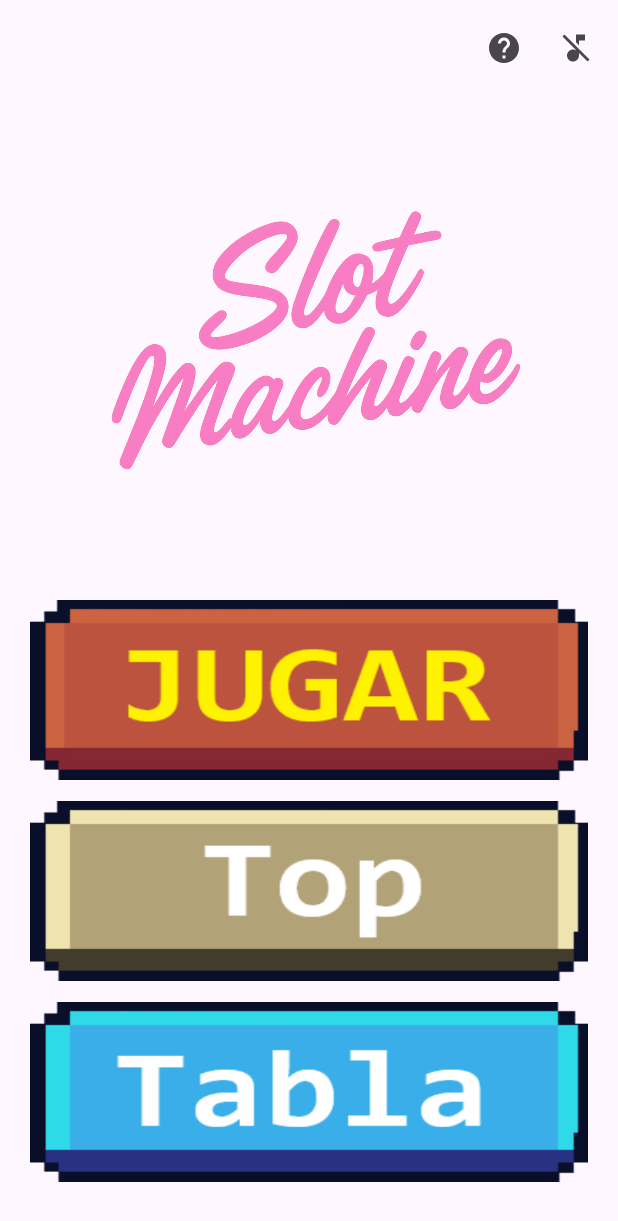
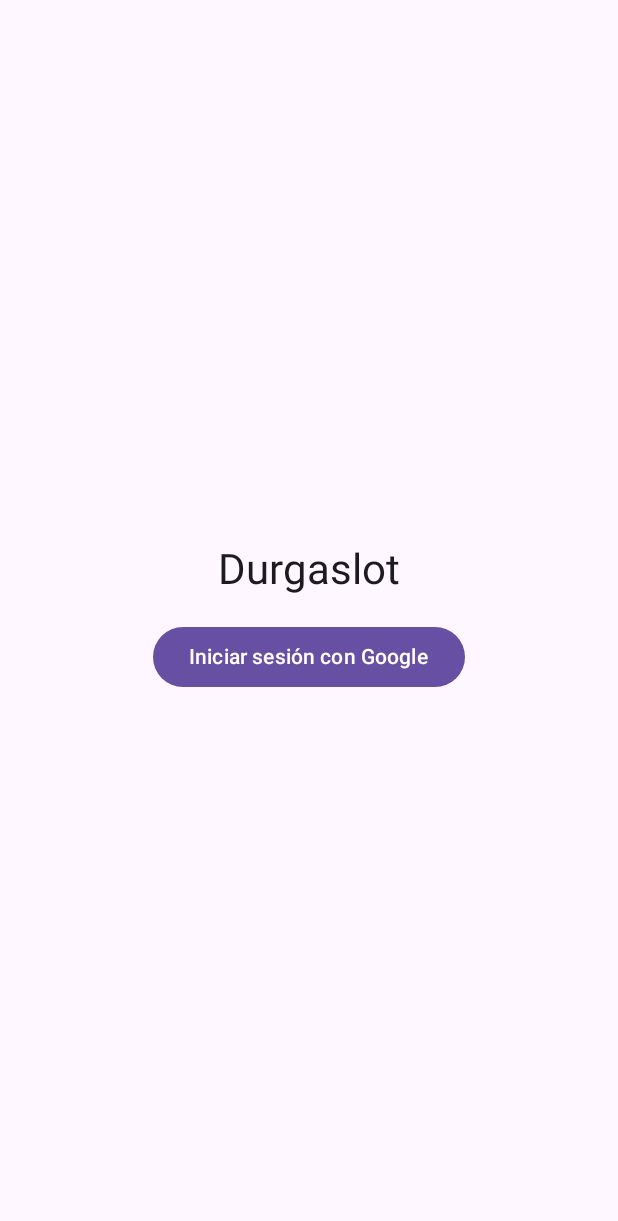
Before and after one commit to jvguoc/Durgaslot, an Android app built with Jetpack Compose: the screen it shows after launch (MainActivity), on a phone screen of 412 x 824 dp. Shown: the top 1221 px of the screen. Run offline under Robolectric (Android 15) with nearby library versions, the phone set to English and light mode, and no system bars; our stand-ins replace Firebase (no records; nobody signed in at launch, a user with empty details on screens opened directly); pictures from the network do not load; 1 statement that could not run was skipped.

Commit message:
producto 3

```diff
--- /dev/null
+++ b/app/src/main/java/com/durgasoft/slot/DurgaslotApp.kt
@@ -0,0 +1,22 @@
+package com.durgasoft.slot
+
+import android.app.Application
+import com.google.firebase.FirebaseApp
+import com.google.firebase.FirebaseOptions
+
+class DurgaslotApp : Application() {
+    override fun onCreate() {
+        super.onCreate()
+
+        val options = FirebaseOptions.Builder()
+            .setApiKey(BuildConfig.FIREBASE_API_KEY)
+            .setApplicationId(BuildConfig.FIREBASE_APP_ID)
+            .setProjectId(BuildConfig.FIREBASE_PROJECT_ID)
+            .setGcmSenderId(BuildConfig.FIREBASE_GCM_SENDER_ID)
+            .build()
+
+        if (FirebaseApp.getApps(this).isEmpty()) {
+            FirebaseApp.initializeApp(this, options)
+        }
+    }
+}
--- a/app/src/main/java/com/durgasoft/slot/MainActivity.kt
+++ b/app/src/main/java/com/durgasoft/slot/MainActivity.kt
@@ -1,36 +1,39 @@
 package com.durgasoft.slot
-
-import android.os.Bundle
-import androidx.activity.ComponentActivity
-import androidx.activity.compose.setContent
-import androidx.activity.enableEdgeToEdge
-import androidx.compose.material3.MaterialTheme
-import androidx.compose.material3.Surface
-import androidx.navigation.compose.NavHost
-import androidx.navigation.compose.composable
-import androidx.navigation.compose.rememberNavController
-import com.durgasoft.slot.history.HistoryScreen
-import androidx.compose.ui.Modifier
-import androidx.compose.foundation.layout.padding
-import androidx.compose.material3.ExperimentalMaterial3Api
 
 import android.Manifest
 import android.content.pm.PackageManager
 import android.os.Build
+import android.os.Bundle
+import android.util.Log
+import androidx.activity.ComponentActivity
+import androidx.activity.compose.setContent
+import androidx.activity.enableEdgeToEdge
+import androidx.compose.foundation.layout.padding
+import androidx.compose.material.icons.Icons
+import androidx.compose.material.icons.filled.Help
+import androidx.compose.material.icons.outlined.Public
+import androidx.compose.material3.*
+import androidx.compose.ui.Modifier
 import androidx.core.app.ActivityCompat
 import androidx.core.content.ContextCompat
-import com.durgasoft.slot.NotificationUtils
-
-import androidx.compose.material.icons.Icons
-import androidx.compose.material.icons.filled.Help
-// Si HelpScreen está en com.durgasoft.slot:
-import com.durgasoft.slot.HelpScreen
+import androidx.navigation.compose.NavHost
+import androidx.navigation.compose.composable
+import androidx.navigation.compose.currentBackStackEntryAsState
+import androidx.navigation.compose.rememberNavController
+import com.durgasoft.slot.auth.AuthManager
+import com.durgasoft.slot.auth.LoginScreen
+import com.durgasoft.slot.history.HistoryScreen
+import com.durgasoft.slot.global.GlobalTopScreen
+import com.google.firebase.FirebaseApp
+import com.google.firebase.auth.FirebaseAuth
 
 @OptIn(ExperimentalMaterial3Api::class)
 class MainActivity : ComponentActivity() {
+
     override fun onCreate(savedInstanceState: Bundle?) {
         super.onCreate(savedInstanceState)
         enableEdgeToEdge()
+
         SlotSoundManager.init(applicationContext)
         NotificationUtils.createChannel(applicationContext)
 
@@ -38,36 +41,67 @@ class MainActivity : ComponentActivity() {
         requestCalendarPermissionsIfNeeded()
         requestLocationPermissionIfNeeded()
 
+        Log.d("FIREBASE", "apps=${FirebaseApp.getApps(this).size}")
+        Log.d("FIREBASE", "uid=${FirebaseAuth.getInstance().currentUser?.uid}")
+
+        val auth = AuthManager(this)
+
+        // veure on peta
+        Log.d("BOOT", "ANTES setContent")
+
         setContent {
+
+            // veure on peta
+            android.util.Log.d("BOOT", "DENTRO setContent")
+
             MaterialTheme {
                 val nav = rememberNavController()
+                val route = nav.currentBackStackEntryAsState().value?.destination?.route
+                val startDestination = if (auth.isSignedIn()) "menu" else "login"
 
-                androidx.compose.material3.Scaffold(
+                Scaffold(
                     topBar = {
-                        androidx.compose.material3.CenterAlignedTopAppBar(
-                            title = { androidx.compose.material3.Text("") },
+                        if (route != "login") {
+                            CenterAlignedTopAppBar(
+                                title = { Text("") },
                                 actions = {
-                                // BOTÓN AYUDA
-                                androidx.compose.material3.IconButton(
-                                    onClick = { nav.navigate("help") }
-                                ) {
-                                    androidx.compose.material3.Icon(
+                                    IconButton(onClick = { nav.navigate("global") }) {
+                                        Icon(
+                                            imageVector = Icons.Outlined.Public,
+                                            contentDescription = "Top Global"
+                                        )
+                                    }
+
+                                    IconButton(onClick = { nav.navigate("help") }) {
+                                        Icon(
                                             imageVector = Icons.Filled.Help,
                                             contentDescription = "Ayuda"
                                         )
                                     }
 
-                                // BOTÓN MÚSICA
                                     MusicToggleButton()
                                 }
                             )
+                        }
                     }
                 ) { pad ->
                     Surface(modifier = Modifier.padding(pad)) {
                         NavHost(
                             navController = nav,
-                            startDestination = "menu"
+                            startDestination = startDestination
                         ) {
+                            composable("login") {
+                                LoginScreen(
+                                    auth = auth,
+                                    onLoggedIn = {
+                                        nav.navigate("menu") {
+                                            popUpTo("login") { inclusive = true }
+                                            launchSingleTop = true
+                                        }
+                                    }
+                                )
+                            }
+
                             composable("menu") {
                                 MainMenu(
                                     onPlay = { nav.navigate("slot") },
@@ -79,69 +113,32 @@ class MainActivity : ComponentActivity() {
                             composable("slot") {
                                 SlotApp(
                                     onBack = {
-                                        val popped = nav.popBackStack(
-                                            route = "menu",
-                                            inclusive = false
-                                        )
-                                        if (!popped) {
-                                            nav.navigate("menu") {
-                                                launchSingleTop = true
-                                                popUpTo("menu") { inclusive = false }
-                                            }
-                                        }
+                                        nav.popBackStack("menu", false)
                                     }
                                 )
                             }
 
                             composable("top") {
                                 HistoryScreen(
-                                    onBack = {
-                                        val popped = nav.popBackStack(
-                                            route = "menu",
-                                            inclusive = false
+                                    onBack = { nav.popBackStack("menu", false) }
                                 )
-                                        if (!popped) {
-                                            nav.navigate("menu") {
-                                                launchSingleTop = true
-                                                popUpTo("menu") { inclusive = false }
                             }
-                                        }
-                                    }
+
+                            composable("global") {
+                                GlobalTopScreen(
+                                    onBack = { nav.popBackStack("menu", false) }
                                 )
                             }
 
                             composable("tabla") {
                                 TableScreen(
-                                    onBack = {
-                                        val popped = nav.popBackStack(
-                                            route = "menu",
-                                            inclusive = false
-                                        )
-                                        if (!popped) {
-                                            nav.navigate("menu") {
-                                                launchSingleTop = true
-                                                popUpTo("menu") { inclusive = false }
-                                            }
-                                        }
-                                    }
+                                    onBack = { nav.popBackStack("menu", false) }
                                 )
                             }
 
-                            // NUEVO: pantalla de ayuda (WebView)
                             composable("help") {
                                 HelpScreen(
-                                    onBack = {
-                                        val popped = nav.popBackStack(
-                                            route = "menu",
-                                            inclusive = false
-                                        )
-                                        if (!popped) {
-                                            nav.navigate("menu") {
-                                                launchSingleTop = true
-                                                popUpTo("menu") { inclusive = false }
-                                            }
-                                        }
-                                    }
+                                    onBack = { nav.popBackStack("menu", false) }
                                 )
                             }
                         }
@@ -149,18 +146,15 @@ class MainActivity : ComponentActivity() {
                 }
             }
         }
-
     }
 
-    // PERMISSOS
     private fun requestNotificationPermissionIfNeeded() {
         if (Build.VERSION.SDK_INT >= Build.VERSION_CODES.TIRAMISU) {
-            val granted = ContextCompat.checkSelfPermission(
+            if (ContextCompat.checkSelfPermission(
                     this,
                     Manifest.permission.POST_NOTIFICATIONS
-            ) == PackageManager.PERMISSION_GRANTED
-
-            if (!granted) {
+                ) != PackageManager.PERMISSION_GRANTED
+            ) {
                 ActivityCompat.requestPermissions(
                     this,
                     arrayOf(Manifest.permission.POST_NOTIFICATIONS),
@@ -176,29 +170,25 @@ class MainActivity : ComponentActivity() {
             Manifest.permission.WRITE_CALENDAR
         )
 
-        val missing = perms.any {
+        if (perms.any {
                 ContextCompat.checkSelfPermission(this, it) != PackageManager.PERMISSION_GRANTED
             }
-
-        if (missing) {
+        ) {
             ActivityCompat.requestPermissions(this, perms, 200)
         }
     }
 
     private fun requestLocationPermissionIfNeeded() {
-        val perm = Manifest.permission.ACCESS_COARSE_LOCATION
-
-        val granted = ContextCompat.checkSelfPermission(this, perm) ==
-                PackageManager.PERMISSION_GRANTED
-
-        if (!granted) {
+        if (ContextCompat.checkSelfPermission(
+                this,
+                Manifest.permission.ACCESS_COARSE_LOCATION
+            ) != PackageManager.PERMISSION_GRANTED
+        ) {
             ActivityCompat.requestPermissions(
                 this,
-                arrayOf(perm),
+                arrayOf(Manifest.permission.ACCESS_COARSE_LOCATION),
                 300
             )
         }
     }
-
-
 }
--- a/app/src/main/java/com/durgasoft/slot/MainMenu.kt
+++ b/app/src/main/java/com/durgasoft/slot/MainMenu.kt
@@ -34,42 +34,22 @@ fun MainMenu(
                 .padding(horizontal = 20.dp, vertical = 24.dp),
             horizontalAlignment = Alignment.CenterHorizontally
         ) {
-            // Logo superior
             Image(
                 painter = painterResource(id = slotMachineIcon),
                 contentDescription = "Logo SlotMachine",
                 modifier = Modifier
                     .fillMaxWidth()
-                    .height(288.dp),   // antes 96.dp
+                    .height(288.dp),
                 contentScale = ContentScale.Fit
             )
 
             Spacer(Modifier.height(24.dp))
 
-            // Botón JUGAR
-            FullWidthImageButton(
-                resId = btJugar,
-                desc = "Jugar",
-                onClick = onPlay
-            )
-
+            FullWidthImageButton(btJugar, "Jugar", onPlay)
             Spacer(Modifier.height(14.dp))
-
-            // Botón Top
-            FullWidthImageButton(
-                resId = btTop,
-                desc = "Top",
-                onClick = onTop
-            )
-
+            FullWidthImageButton(btTop, "Top", onTop)
             Spacer(Modifier.height(14.dp))
-
-            // Botón Tabla
-            FullWidthImageButton(
-                resId = btTabla,
-                desc = "Tabla",
-                onClick = onTabla
-            )
+            FullWidthImageButton(btTabla, "Tabla", onTabla)
         }
     }
 }
@@ -85,7 +65,7 @@ private fun FullWidthImageButton(
         contentDescription = desc,
         modifier = Modifier
             .fillMaxWidth()
-            .height(120.dp)                 // altura aumentada, revisar si hace falta aumentar mas o tocar el png
+            .height(120.dp)
             .clip(RoundedCornerShape(12.dp))
             .clickable(onClick = onClick)
             .semantics { contentDescription = desc },
--- /dev/null
+++ b/app/src/main/java/com/durgasoft/slot/auth/LoginScreen.kt
@@ -0,0 +1,72 @@
+package com.durgasoft.slot.auth
+
+import android.app.Activity
+import androidx.activity.compose.rememberLauncherForActivityResult
+import androidx.activity.result.contract.ActivityResultContracts
+import androidx.compose.foundation.layout.Arrangement
+import androidx.compose.foundation.layout.Column
+import androidx.compose.foundation.layout.fillMaxSize
+import androidx.compose.foundation.layout.padding
+import androidx.compose.material3.Button
+import androidx.compose.material3.MaterialTheme
+import androidx.compose.material3.Surface
+import androidx.compose.material3.Text
+import androidx.compose.runtime.Composable
+import androidx.compose.runtime.mutableStateOf
+import androidx.compose.runtime.remember
+import androidx.compose.ui.Alignment
+import androidx.compose.ui.Modifier
+import androidx.compose.ui.platform.LocalContext
+import androidx.compose.ui.unit.dp
+
+@Composable
+fun LoginScreen(
+    auth: AuthManager,
+    onLoggedIn: () -> Unit
+) {
+    val ctx = LocalContext.current
+    val activity = ctx as Activity
+
+    val busy = remember { mutableStateOf(false) }
+    val error = remember { mutableStateOf<String?>(null) }
+
+    val launcher = rememberLauncherForActivityResult(
+        ActivityResultContracts.StartActivityForResult()
+    ) { res ->
+        busy.value = false
+        auth.handleResult(
+            activity = activity,
+            data = res.data,
+            onSuccess = onLoggedIn,
+            onError = { msg -> error.value = msg }
+        )
+    }
+
+    Surface {
+        Column(
+            modifier = Modifier
+                .fillMaxSize()
+                .padding(24.dp),
+            verticalArrangement = Arrangement.spacedBy(16.dp, Alignment.CenterVertically),
+            horizontalAlignment = Alignment.CenterHorizontally
+        ) {
+            Text("Durgaslot", style = MaterialTheme.typography.headlineMedium)
+
+            Button(
+                enabled = !busy.value,
+                onClick = {
+                    error.value = null
+                    busy.value = true
+                    launcher.launch(auth.signInIntent())
+                }
+            ) {
+                Text(if (busy.value) "Conectando..." else "Iniciar sesión con Google")
+            }
+
+            val e = error.value
+            if (!e.isNullOrBlank()) {
+                Text(e, color = MaterialTheme.colorScheme.error)
+            }
+        }
+    }
+}
--- a/app/src/main/res/values/strings.xml
+++ b/app/src/main/res/values/strings.xml
@@ -1,5 +1,6 @@
 <resources>
     <string name="app_name">Durgaslot</string>
+    <string name="default_web_client_id">552382000764-dqgq5jrmfqsssimgkll3h7glnr0o0ipp.apps.googleusercontent.com</string>
 
     <!-- Pantalla slot -->
     <string name="slot_title">Tragaperras</string>
--- a/settings.gradle.kts
+++ b/settings.gradle.kts
@@ -11,6 +11,7 @@ pluginManagement {
         gradlePluginPortal()
     }
 }
+
 dependencyResolutionManagement {
     repositoriesMode.set(RepositoriesMode.FAIL_ON_PROJECT_REPOS)
     repositories {
```
Also changed, not shown: app/build.gradle.kts (+25 -20 lines), app/src/main/AndroidManifest.xml (+8 -12 lines), app/src/main/java/com/durgasoft/slot/SlotScreen.kt (+22 -3 lines), app/src/main/java/com/durgasoft/slot/auth/AuthManager.kt (added, +68 -0 lines), app/src/main/java/com/durgasoft/slot/global/GlobalTopScreen.kt (added, +90 -0 lines), app/src/main/java/com/durgasoft/slot/global/GlobalTopVM.kt (added, +38 -0 lines), app/src/main/java/com/durgasoft/slot/remote/FirebaseApi.kt (added, +19 -0 lines), app/src/main/java/com/durgasoft/slot/remote/FirebaseRepository.kt (added, +65 -0 lines), app/src/main/java/com/durgasoft/slot/remote/FirebaseScoreDto.kt (added, +8 -0 lines), 1 other file. Lines whose indentation alone changed are shown as unchanged.
